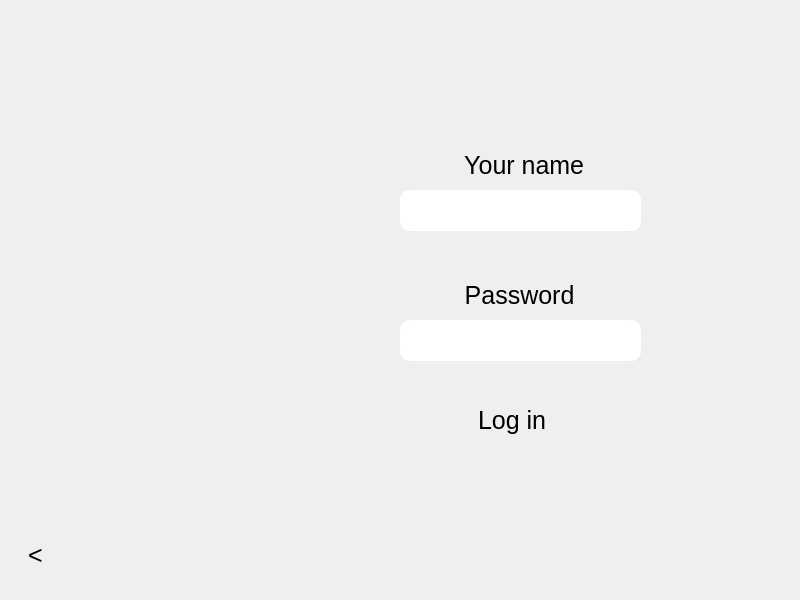
Old version of the form LYElog.ui in the repository Katrysechka/hse_project_ml.
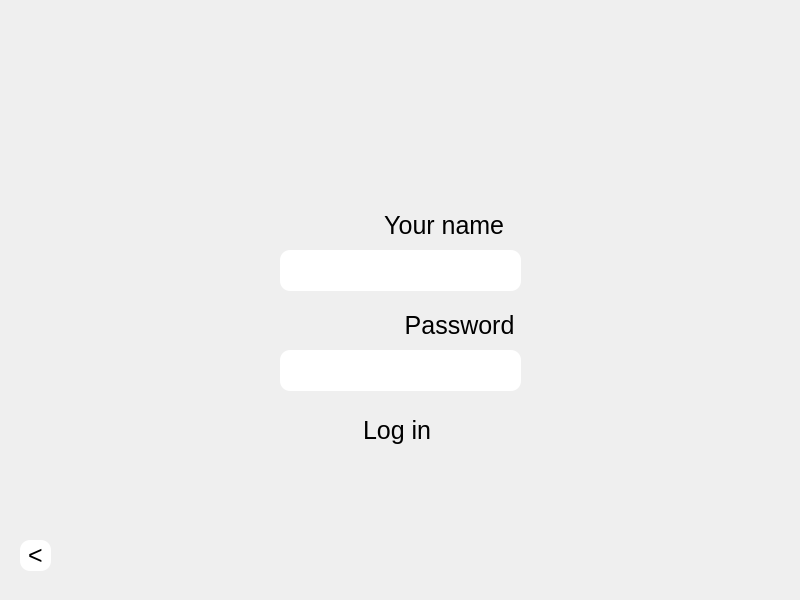
New version of the form. Icons and pictures are not drawn.

Patch:
```diff
--- a/LYElog.ui
+++ b/LYElog.ui
@@ -19,7 +19,7 @@
   <property name="styleSheet">
    <string notr="true">
      QDialog {
-       background-image: url('./image_files/dd.jpg');
+       background-image: url('./image_files/LYE_log.jpg');
        background-repeat: no-repeat;
      }
    </string>
@@ -42,10 +42,10 @@
    <widget class="QPushButton" name="loginn">
     <property name="geometry">
      <rect>
-      <x>400</x>
-      <y>390</y>
-      <width>231</width>
-      <height>61</height>
+      <x>280</x>
+      <y>410</y>
+      <width>241</width>
+      <height>41</height>
      </rect>
     </property>
     <property name="styleSheet">
@@ -58,7 +58,7 @@
 }
 
 QPushButton#loginn:hover {
-   border: 2px solid #9ACD32
+   border: 2px solid #AAAAAA
 }
 </string>
     </property>
@@ -69,8 +69,8 @@
    <widget class="QLineEdit" name="passwordd">
     <property name="geometry">
      <rect>
-      <x>400</x>
-      <y>320</y>
+      <x>280</x>
+      <y>350</y>
       <width>241</width>
       <height>41</height>
      </rect>
@@ -85,16 +85,33 @@
 }
 
 QLineEdit#passwordd:hover {
-    border: 2px solid #FFDEAD;
+    border: 2px solid #AAAAAA;
 }
+</string>
+    </property>
+    <property name="echoMode">
+     <enum>QLineEdit::Password</enum>
+    </property>
+   </widget>
+   <widget class="QLabel" name="label_5">
+    <property name="geometry">
+     <rect>
+      <x>290</x>
+      <y>230</y>
+      <width>231</width>
+      <height>51</height>
+     </rect>
+    </property>
+    <property name="styleSheet">
+     <string notr="true"> font-size: 25px; font-stretch: normal;
 </string>
     </property>
    </widget>
    <widget class="QLineEdit" name="name">
     <property name="geometry">
      <rect>
-      <x>400</x>
-      <y>190</y>
+      <x>280</x>
+      <y>250</y>
       <width>241</width>
       <height>41</height>
      </rect>
@@ -109,11 +126,25 @@
 }
 
 QLineEdit#name:hover {
-    border: 2px solid #FFDEAD;
+    border: 2px solid #AAAAAA;
 }
 </string>
     </property>
    </widget>
+   <widget class="QLabel" name="error_message">
+    <property name="geometry">
+     <rect>
+      <x>280</x>
+      <y>390</y>
+      <width>241</width>
+      <height>21</height>
+     </rect>
+    </property>
+    <property name="styleSheet">
+     <string notr="true">background-color: rgba(255, 255, 255, 0);     
+</string>
+    </property>
+   </widget>
    <widget class="QLabel" name="error_message1">
     <property name="geometry">
      <rect>
@@ -135,8 +166,8 @@
    <widget class="QLabel" name="label_6">
     <property name="geometry">
      <rect>
-      <x>430</x>
-      <y>140</y>
+      <x>350</x>
+      <y>200</y>
       <width>231</width>
       <height>51</height>
      </rect>
@@ -153,8 +184,8 @@
    <widget class="QLabel" name="label_7">
     <property name="geometry">
      <rect>
-      <x>430</x>
-      <y>270</y>
+      <x>370</x>
+      <y>300</y>
       <width>231</width>
       <height>51</height>
      </rect>
@@ -184,6 +215,7 @@
     font-stretch: normal;
     border-radius: 10px;
     border: 0px;
+    background-color: white;
 }
 
 QPushButton#prev:hover {
@@ -201,8 +233,8 @@
    <widget class="QLabel" name="error_message2">
     <property name="geometry">
      <rect>
-      <x>400</x>
-      <y>360</y>
+      <x>280</x>
+      <y>390</y>
       <width>241</width>
       <height>21</height>
      </rect>
@@ -222,8 +254,8 @@
     <rect>
      <x>3000</x>
      <y>170</y>
-     <width>20</width>
-     <height>20</height>
+     <width>800</width>
+     <height>36</height>
     </rect>
    </property>
   </widget>
```
